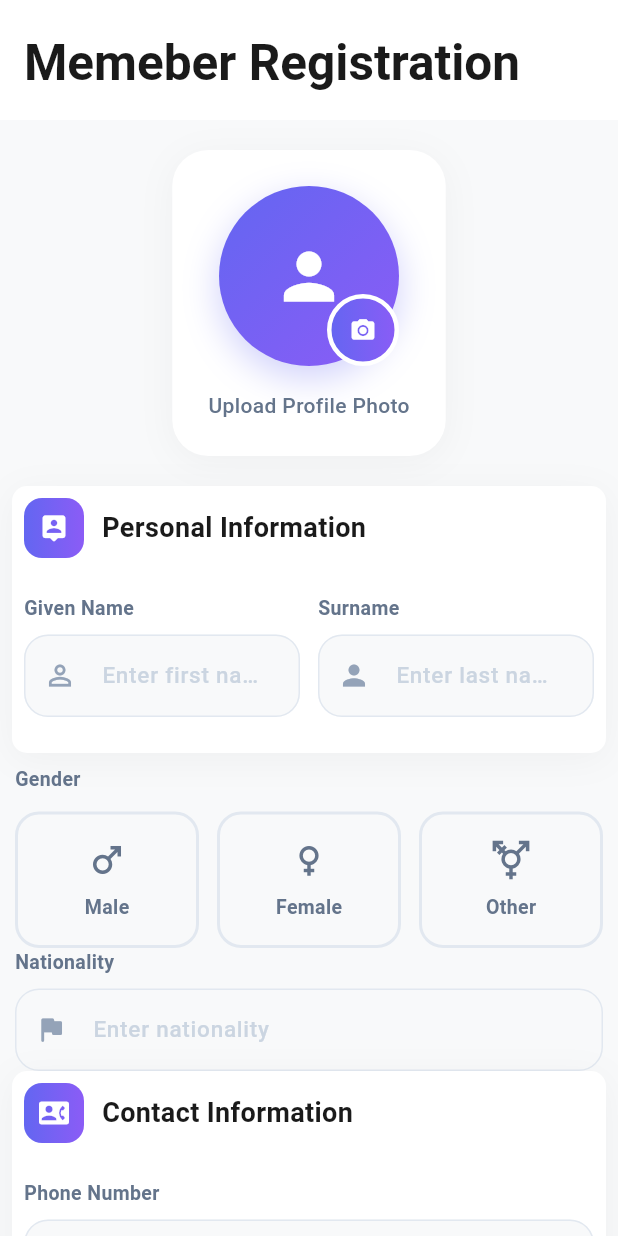
After one commit to MonowarShoz/shomiti_app, a Flutter app: the MemberRegistrationFormScreen screen opened by its route, after a tap on the "camera alt" icon, on a phone screen of 412 x 824 dp. The commit adds this screen. Run offline on Flutter 3.47's test engine with Material 3 defaults, Android fonts, the light colour scheme and no system bars; our stand-ins replace dio, flutter_image_compress, flutter_riverpod, flutter_screenutil, fpdart, freezed_annotation and 5 more; accounts and stored records are empty; generated files the repository leaves out were written again; statements that could not run were skipped.

Commit message:
member form update

```diff
--- a/lib/core/base/remote_data_source.dart
+++ b/lib/core/base/remote_data_source.dart
@@ -4,6 +4,7 @@ import 'package:flutter_riverpod/flutter_riverpod.dart';
 import 'package:imsomitiapp/core/networking/api_error_handler.dart';
 import 'package:imsomitiapp/core/networking/api_result.dart';
 import 'package:imsomitiapp/core/networking/api_service.dart';
+import 'package:imsomitiapp/features/auth/presentation/provider/login_notifier_provider.dart';
 
 
 class BaseRemoteDataSource {
@@ -23,6 +24,7 @@ class BaseRemoteDataSource {
     } catch (error)
     {
       if(error is DioException && error.response!.statusCode == 401){
+        await ref.read(newauthStatusProvider.notifier).seUntAuthenticated();
         // ref.read(authStatusProvider.notifier).state =
         //       AuthStatus.unauthenticated;
         //  ref.read(authProvider.notifier).state = false;
--- /dev/null
+++ b/lib/core/base_widget/custom_image_picker.dart
@@ -0,0 +1,44 @@
+import 'dart:convert';
+import 'dart:io';
+import 'package:image_picker/image_picker.dart';
+
+class ImagePickerHelper {
+  static final ImagePicker _picker = ImagePicker();
+  static Future<File?> pickImageFile() async {
+    try {
+      final XFile? pickedFile = await _picker.pickImage(
+        source: ImageSource.gallery,
+        imageQuality: 30,
+      );
+
+      if (pickedFile == null) return null;
+      return File(pickedFile.path);
+    } catch (e) {
+      print("Image pick error: $e");
+      return null;
+    }
+  }
+
+ static Future<String?> pickImgbase64() async {
+    XFile? pickedFile;
+    try {
+      pickedFile = await ImagePicker().pickImage(
+        source: ImageSource.gallery,
+        imageQuality: 23,
+        maxHeight: 600,
+        maxWidth: 800,
+      );
+      if (pickedFile == null) return null;
+
+      final byteFile = File(pickedFile.path);
+      final imgbyte = byteFile.readAsBytesSync();
+      //debugPrint('gallery Image size ${imgbyte.length} byte');
+      //final compressedByte = await Utils().compressImg(imgbyte);
+
+      final schoolLogoBase64 = base64Encode(imgbyte);
+      return schoolLogoBase64;
+    } catch (e) {
+      return null;
+    }
+  }
+}
--- a/lib/core/routing/app_router.dart
+++ b/lib/core/routing/app_router.dart
@@ -3,6 +3,7 @@ import 'package:go_router/go_router.dart';
 import 'package:imsomitiapp/core/routing/navigator_observer.dart';
 import 'package:imsomitiapp/core/routing/routes.dart';
 import 'package:imsomitiapp/features/Home/presentation/widget/home_screen.dart';
+import 'package:imsomitiapp/features/Member_info/presentation/widget/member_registration_form.dart';
 import 'package:imsomitiapp/features/auth/presentation/provider/login_notifier_provider.dart';
 import 'package:imsomitiapp/features/auth/presentation/widget/login_screen.dart';
 import 'package:imsomitiapp/features/splash/presentation/splash_screen.dart';
@@ -26,12 +27,12 @@ final routerProvider = Provider<GoRouter>((ref) {
       if (authState == AuthStatus.loading) return null;
 
       // Unauthenticated → go to login/register
-      if (authState == AuthStatus.unauthenticated && loc != Routes.loginScreen && loc != Routes.registerScreen) {
+      if (authState == AuthStatus.unauthenticated && loc != Routes.loginScreen ) {
         return Routes.loginScreen;
       }
 
       // Authenticated → prevent access to guest pages
-      if (authState == AuthStatus.authenticated && (loc == Routes.loginScreen || loc == Routes.registerScreen || loc == Routes.splashScreen)) {
+      if (authState == AuthStatus.authenticated && (loc == Routes.loginScreen ||  loc == Routes.splashScreen)) {
         return Routes.home;
       }
 
@@ -60,7 +61,8 @@ final routerProvider = Provider<GoRouter>((ref) {
       // GoRoute(name: Routes.registerScreen, path: Routes.registerScreen, builder: (context, state) => SchoolRegisterScreen()),
       // GoRoute(name: Routes.changePass, path: Routes.changePass, builder: (context, state) => ChangePasswordScreen()),
        GoRoute(name: Routes.home, path: Routes.home, builder: (context, state) => HomeScreen()),
-      // GoRoute(path: Routes.teachermapping, name: Routes.teachermapping, builder: (context, state) => TeacherMappingScreen()),
+
+       GoRoute(path: Routes.memberRegistration, name: Routes.memberRegistration, builder: (context, state) => MemberRegistrationFormScreen()),
       // GoRoute(path: Routes.homework, name: Routes.homework, builder: (context, state) => HomeWorkScreen()),
       // GoRoute(path: Routes.allhomework, name: Routes.allhomework, builder: (context, state) => ViewAllHomeworkScreen()),
       // GoRoute(path: Routes.hwByuser, name: Routes.hwByuser, builder: (context, state) => MyHomeworkListScreen()),
--- a/lib/core/routing/routes.dart
+++ b/lib/core/routing/routes.dart
@@ -1,7 +1,7 @@
 class Routes {
   static const String splashScreen = '/splashScreen';
   static const String loginScreen = '/loginScreen';
-  static const String registerScreen = '/register';
+  static const String memberRegistration = '/memberregister';
   static const String changePass = '/changePass';
   static const String mainScreen = '/mainScreen';
   static const String settingsScreen = '/settingScreen';
--- a/lib/features/Home/presentation/widget/home_screen.dart
+++ b/lib/features/Home/presentation/widget/home_screen.dart
@@ -1,5 +1,7 @@
 import 'package:flutter_riverpod/flutter_riverpod.dart';
 import 'package:flutter/material.dart';
+import 'package:imsomitiapp/core/helper/extensions.dart';
+import 'package:imsomitiapp/core/routing/routes.dart';
 import 'package:imsomitiapp/core/theming/app_assets.dart';
 import 'package:imsomitiapp/features/Home/data/datasource/remote/model/home_menu_model.dart';
 import 'package:imsomitiapp/features/Home/presentation/provider/home_menu_notifier.dart';
@@ -226,6 +228,22 @@ class MenuGridItem extends StatelessWidget {
     return Icons.menu;
   }
 
+  void navigatingToModule(BuildContext context, String menuName) {
+    switch (menuName) {
+      case "Member Info":
+        context.pushNamed(Routes.memberRegistration);
+
+        break;
+      default:
+        ScaffoldMessenger.of(context).showSnackBar(
+          SnackBar(
+            content: Text('Under Construction ${menu.menuName}'),
+            duration: const Duration(seconds: 1),
+          ),
+        );
+    }
+  }
+
   Color _getColorForIndex(int id) {
     final colors = [
       Colors.blue,
@@ -249,16 +267,17 @@ class MenuGridItem extends StatelessWidget {
       shape: RoundedRectangleBorder(borderRadius: BorderRadius.circular(12)),
       child: InkWell(
         onTap: () {
+          navigatingToModule(context,menu.menuName ?? "");
           // Navigate to menu.menuUrl
           // Navigator.pushNamed(context, menu.menuUrl);
 
           // Or show a snackbar for demonstration
-          ScaffoldMessenger.of(context).showSnackBar(
-            SnackBar(
-              content: Text('Navigating to ${menu.menuName}'),
-              duration: const Duration(seconds: 1),
-            ),
-          );
+          // ScaffoldMessenger.of(context).showSnackBar(
+          //   SnackBar(
+          //     content: Text('Navigating to ${menu.menuName}'),
+          //     duration: const Duration(seconds: 1),
+          //   ),
+          // );
         },
         borderRadius: BorderRadius.circular(12),
         child: Container(
--- /dev/null
+++ b/lib/features/Member_info/presentation/widget/member_registration_form.dart
@@ -0,0 +1,460 @@
+import 'dart:io';
+
+import 'package:flutter_riverpod/flutter_riverpod.dart';
+import 'package:flutter/material.dart';
+import 'package:image_picker/image_picker.dart';
+import 'package:imsomitiapp/core/base_widget/custom_image_picker.dart';
+import 'package:imsomitiapp/core/helper/image_helper.dart';
+
+class MemberRegistrationFormScreen extends ConsumerStatefulWidget {
+  const MemberRegistrationFormScreen({super.key});
+
+  @override
+  ConsumerState<ConsumerStatefulWidget> createState() =>
+      _MemberRegistrationFormScreenState();
+}
+
+class _MemberRegistrationFormScreenState
+    extends ConsumerState<MemberRegistrationFormScreen> {
+  final _formKey = GlobalKey<FormState>();
+
+  // Controllers
+  final _givenNameController = TextEditingController();
+  final _sureNameController = TextEditingController();
+  final _phoneController = TextEditingController();
+  final _emailController = TextEditingController();
+  final _nidController = TextEditingController();
+  final _bicNoController = TextEditingController();
+  final _passportController = TextEditingController();
+  final _nationalityController = TextEditingController();
+  final _fatherController = TextEditingController();
+  final _motherController = TextEditingController();
+  final _addressController = TextEditingController();
+
+  int? _selectedGender;
+  File? _photoFile;
+  File? _identityDocFile;
+  String? _photoBase64;
+
+  @override
+  Widget build(BuildContext context) {
+    return Scaffold(
+      backgroundColor: const Color(0xFFF8F9FA),
+      body: CustomScrollView(
+        slivers: [
+          SliverAppBar.large(
+            expandedHeight: 80,
+            floating: false,
+            pinned: true,
+            backgroundColor: Colors.white,
+            elevation: 0,
+            flexibleSpace: FlexibleSpaceBar(
+              title: const Text(
+                "Memeber Registration",
+                style: TextStyle(
+                  color: Color(0xFF1A1A1A),
+                  fontWeight: FontWeight.w600,
+                ),
+              ),
+              titlePadding: const EdgeInsets.only(left: 16, bottom: 16),
+            ),
+          ),
+          SliverToBoxAdapter(
+            child: Form(
+              key: _formKey,
+              child: Column(
+                children: [
+                  Container(
+                    margin: const EdgeInsets.all(20),
+                    padding: const EdgeInsets.all(24),
+                    decoration: BoxDecoration(
+                      color: Colors.white,
+                      borderRadius: BorderRadius.circular(24),
+                      boxShadow: [
+                        BoxShadow(
+                          color: Colors.black.withOpacity(0.04),
+                          blurRadius: 20,
+                          offset: const Offset(0, 4),
+                        ),
+                      ],
+                    ),
+                    child: Column(
+                      children: [
+                        Stack(
+                          children: [
+                            Container(
+                              decoration: BoxDecoration(
+                                shape: BoxShape.circle,
+
+                                gradient: LinearGradient(
+                                  begin: Alignment.topLeft,
+                                  end: Alignment.bottomRight,
+                                  colors: [
+                                    const Color(0xFF6366F1),
+                                    const Color(0xFF8B5CF6),
+                                  ],
+                                ),
+                                boxShadow: [
+                                  BoxShadow(
+                                    color: const Color(
+                                      0xFF6366F1,
+                                    ).withOpacity(0.3),
+                                    blurRadius: 20,
+                                    offset: const Offset(0, 8),
+                                  ),
+                                ],
+                              ),
+                              child: CircleAvatar(
+                                radius: 60,
+                                backgroundColor: Colors.transparent,
+                                backgroundImage: _photoBase64 != null
+                                    ? MemoryImage(
+                                        dataFromBase64String(_photoBase64!),
+                                      )
+                                    : null,
+                                child: _photoFile == null
+                                    ? const Icon(
+                                        Icons.person,
+                                        size: 50,
+                                        color: Colors.white,
+                                      )
+                                    : null,
+                              ),
+                            ),
+                            Positioned(
+                              bottom: 0,
+                              right: 0,
+                              child: GestureDetector(
+                                onTap: _pickPhoto,
+                                child: Container(
+                                  padding: const EdgeInsets.all(12),
+                                  decoration: BoxDecoration(
+                                    shape: BoxShape.circle,
+                                    gradient: const LinearGradient(
+                                      colors: [
+                                        Color(0xFF6366F1),
+                                        Color(0xFF8B5CF6),
+                                      ],
+                                    ),
+                                    border: Border.all(
+                                      color: Colors.white,
+                                      width: 3,
+                                    ),
+                                  ),
+                                  child: const Icon(
+                                    Icons.camera_alt,
+                                    color: Colors.white,
+                                    size: 18,
+                                  ),
+                                ),
+                              ),
+                            ),
+                          ],
+                        ),
+                        const SizedBox(height: 16),
+                        const Text(
+                          'Upload Profile Photo',
+                          style: TextStyle(
+                            fontSize: 14,
+                            color: Color(0xFF64748B),
+                            fontWeight: FontWeight.w500,
+                          ),
+                        ),
+                      ],
+                    ),
+                  ),
+                  _buildModerSection(
+                    'Personal Information',
+                    Icons.person_pin_rounded,
+                    [
+                      Row(
+                        children: [
+                          Expanded(
+                            child: _buildModernTextField(
+                              controller: _givenNameController,
+                              label: 'Given Name',
+                              hint: 'Enter first name',
+                              icon: Icons.person_outline,
+                              validator: (v) =>
+                                  v?.isEmpty ?? true ? 'Required' : null,
+                            ),
+                          ),
+                          const SizedBox(width: 12),
+                          Expanded(
+                            child: _buildModernTextField(
+                              controller: _sureNameController,
+                              label: 'Surname',
+                              hint: 'Enter last name',
+                              icon: Icons.person,
+                              validator: (v) =>
+                                  v?.isEmpty ?? true ? 'Required' : null,
+                            ),
+                          ),
+                        ],
+                      ),
+                    ],
+                  ),
+                  Padding(
+                    padding: const EdgeInsets.symmetric(horizontal: 10.0),
+                    child: Column(
+                      crossAxisAlignment: CrossAxisAlignment.start,
+                      children: [
+                        const Text(
+                          'Gender',
+                          style: TextStyle(
+                            fontSize: 13,
+                            fontWeight: FontWeight.w600,
+                            color: Color(0xFF64748B),
+                          ),
+                        ),
+                        const SizedBox(height: 12),
+                        Row(
+                          children: [
+                            Expanded(
+                              child: _buildGenderCard(1, 'Male', Icons.male),
+                            ),
+                            const SizedBox(width: 12),
+                            Expanded(
+                              child: _buildGenderCard(2, 'Female', Icons.female),
+                            ),
+                            const SizedBox(width: 12),
+                            Expanded(
+                              child: _buildGenderCard(
+                                3,
+                                'Other',
+                                Icons.transgender,
+                              ),
+                            ),
+                          ],
+                        ),
+                        _buildModernTextField(controller: _nationalityController,
+                          label: 'Nationality',
+                          hint: 'Enter nationality',
+                          icon: Icons.flag_rounded,),
+                      ],
+                    ),
+
+                  ),
+                  _buildModerSection('Contact Information', Icons.contact_phone_rounded, [
+                     _buildModernTextField(
+                        controller: _phoneController,
+                        label: 'Phone Number',
+                        hint: '+880 XXX XXX XXXX',
+                        icon: Icons.phone_android_rounded,
+                        keyboardType: TextInputType.phone,
+                        validator: (v) => v?.isEmpty ?? true ? 'Required' : null,
+                      ),
+                      _buildModernTextField(
+                        controller: _emailController,
+                        label: 'Email Address',
+                        hint: 'your@email.com',
+                        icon: Icons.email_rounded,
+                        keyboardType: TextInputType.emailAddress,
+                        validator: (v) {
+                          if (v?.isEmpty ?? true) return 'Required';
+                          if (!v!.contains('@')) return 'Invalid email';
+                          return null;
+                        },
+                      ),
+                      _buildModernTextField(
+                        controller: _addressController,
+                        label: 'Address',
+                        hint: 'Enter full address',
+                        icon: Icons.home_rounded,
+                        maxLines: 3,
+                      ),
+                  ],
+                  ),
+                  _buildModerSection( 'Identity Documents', Icons.badge_rounded, [
+
+                  ])
+
+                ],
+              ),
+            ),
+          ),
+        ],
+      ),
+    );
+  }
+
+  _pickPhoto() async {
+    final imageData = await ImagePickerHelper.pickImgbase64();
+    if (imageData != null) {
+      setState(() {
+        _photoBase64 = imageData;
+      });
+    }
+  }
+
+  Widget _buildModerSection(
+    String title,
+    IconData icon,
+    List<Widget> children,
+  ) {
+    return Container(
+      padding: EdgeInsets.symmetric(vertical: 8,horizontal: 8),
+      margin: const EdgeInsets.fromLTRB(8, 0, 8, 8),
+      decoration: BoxDecoration(
+        color: Colors.white,
+        borderRadius: BorderRadius.circular(10),
+        boxShadow: [
+          BoxShadow(
+            color: Colors.black.withOpacity(0.04),
+            blurRadius: 20,
+            offset: const Offset(0, 4),
+          ),
+        ],
+      ),
+      child: Column(
+        children: [
+          Row(
+            children: [
+              Container(
+                padding: const EdgeInsets.all(10),
+                decoration: BoxDecoration(
+                  gradient: const LinearGradient(
+                    colors: [Color(0xFF6366F1), Color(0xFF8B5CF6)],
+                  ),
+                  borderRadius: BorderRadius.circular(12),
+                ),
+                child: Icon(icon, color: Colors.white, size: 20),
+              ),
+              const SizedBox(width: 12),
+              Text(
+                title,
+                style: const TextStyle(
+                  fontSize: 18,
+                  fontWeight: FontWeight.w700,
+                  color: Color(0xFF1A1A1A),
+                ),
+              ),
+            ],
+          ),
+          const SizedBox(height: 24),
+          ...children.map(
+            (child) => Padding(
+              padding: const EdgeInsets.only(bottom: 16),
+              child: child,
+            ),
+          ),
+        ],
+      ),
+    );
+  }
+
+  Widget _buildGenderCard(int value, String label, IconData icon) {
+    final isSelected = _selectedGender == value;
+    return GestureDetector(
+      onTap: () => setState(() => _selectedGender = value),
+      child: AnimatedContainer(
+        duration: const Duration(milliseconds: 200),
+        padding: const EdgeInsets.symmetric(vertical: 16),
+        decoration: BoxDecoration(
+          color: isSelected ? const Color(0xFF6366F1) : const Color(0xFFF8F9FA),
+          borderRadius: BorderRadius.circular(16),
+          border: Border.all(
+            color: isSelected
+                ? const Color(0xFF6366F1)
+                : const Color(0xFFE2E8F0),
+            width: 2,
+          ),
+          boxShadow: isSelected
+              ? [
+                  BoxShadow(
+                    color: const Color(0xFF6366F1).withOpacity(0.3),
+                    blurRadius: 12,
+                    offset: const Offset(0, 4),
+                  ),
+                ]
+              : [],
+        ),
+        child: Column(
+          children: [
+            Icon(
+              icon,
+              color: isSelected ? Colors.white : const Color(0xFF64748B),
+              size: 28,
+            ),
+            const SizedBox(height: 8),
+            Text(
+              label,
+              style: TextStyle(
+                fontSize: 13,
+                fontWeight: FontWeight.w600,
+                color: isSelected ? Colors.white : const Color(0xFF64748B),
+              ),
+            ),
+          ],
+        ),
+      ),
+    );
+  }
+
+  Widget _buildModernTextField({
+    required TextEditingController controller,
+    required String label,
+    required String hint,
+    required IconData icon,
+    TextInputType? keyboardType,
+    int maxLines = 1,
+    String? Function(String?)? validator,
+  }) {
+    return Column(
+      crossAxisAlignment: CrossAxisAlignment.start,
+      children: [
+        Text(
+          label,
+          style: const TextStyle(
+            fontSize: 13,
+            fontWeight: FontWeight.w600,
+            color: Color(0xFF64748B),
+          ),
+        ),
+        const SizedBox(height: 8),
+        TextFormField(
+          controller: controller,
+          decoration: InputDecoration(
+            hintText: hint,
+            hintStyle: const TextStyle(color: Color(0xFFCBD5E1), fontSize: 15),
+            prefixIcon: Icon(icon, color: const Color(0xFF94A3B8), size: 22),
+            filled: true,
+            fillColor: const Color(0xFFF8F9FA),
+            border: OutlineInputBorder(
+              borderRadius: BorderRadius.circular(16),
+              borderSide: const BorderSide(color: Color(0xFFE2E8F0)),
+            ),
+            enabledBorder: OutlineInputBorder(
+              borderRadius: BorderRadius.circular(16),
+              borderSide: const BorderSide(color: Color(0xFFE2E8F0)),
+            ),
+            focusedBorder: OutlineInputBorder(
+              borderRadius: BorderRadius.circular(16),
+              borderSide: const BorderSide(color: Color(0xFF6366F1), width: 2),
+            ),
+            errorBorder: OutlineInputBorder(
+              borderRadius: BorderRadius.circular(16),
+              borderSide: const BorderSide(color: Color(0xFFEF4444)),
+            ),
+            focusedErrorBorder: OutlineInputBorder(
+              borderRadius: BorderRadius.circular(16),
+              borderSide: const BorderSide(color: Color(0xFFEF4444), width: 2),
+            ),
+            contentPadding: const EdgeInsets.symmetric(
+              horizontal: 16,
+              vertical: 16,
+            ),
+          ),
+          keyboardType: keyboardType,
+          maxLines: maxLines,
+          validator: validator,
+          style: const TextStyle(
+            fontSize: 15,
+            color: Color(0xFF1A1A1A),
+            fontWeight: FontWeight.w500,
+          ),
+        ),
+      ],
+    );
+  }
+}
--- a/lib/features/auth/presentation/provider/login_notifier_provider.dart
+++ b/lib/features/auth/presentation/provider/login_notifier_provider.dart
@@ -6,6 +6,7 @@ import 'package:imsomitiapp/core/base/base_local_data_source.dart';
 import 'package:imsomitiapp/core/base/base_provider.dart';
 import 'package:imsomitiapp/core/networking/api_result.dart';
 import 'package:imsomitiapp/core/utils/app_strings.dart';
+import 'package:imsomitiapp/features/Home/presentation/provider/home_menu_notifier.dart';
 import 'package:imsomitiapp/features/auth/data/data_source/remote/model/login_response_model.dart';
 import 'package:imsomitiapp/features/auth/domain/entities/user.dart';
 import 'package:imsomitiapp/features/auth/domain/providers/login_use_case_provider.dart';
@@ -30,8 +31,8 @@ class LoginNotifier extends AsyncNotifier<LoginResponse?> {
       success: (user) async {
         // ref.read(authStatusProvider.notifier).state = AuthStatus.authenticated;
         await ref.read(newauthStatusProvider.notifier).setAuthenticated(user.token ?? '');
-        // ref.invalidate(homeMenuNotifierProvider);
-        // await ref.read(homeMenuNotifierProvider.future);
+        ref.invalidate(homeMenuNotifierProvider);
+        await ref.read(homeMenuNotifierProvider.future);
 
         state = AsyncValue.data(user);
       },
--- a/pubspec.yaml
+++ b/pubspec.yaml
@@ -34,7 +34,7 @@ dependencies:
   # The following adds the Cupertino Icons font to your application.
   # Use with the CupertinoIcons class for iOS style icons.
   cupertino_icons: ^1.0.8
-  image_picker: ^1.2.0
+  image_picker: ^1.2.1
   dio: ^5.8.0+1
   go_router: ^16.0.0
   logger: ^2.6.0
```
Also changed, not shown: pubspec.lock.
